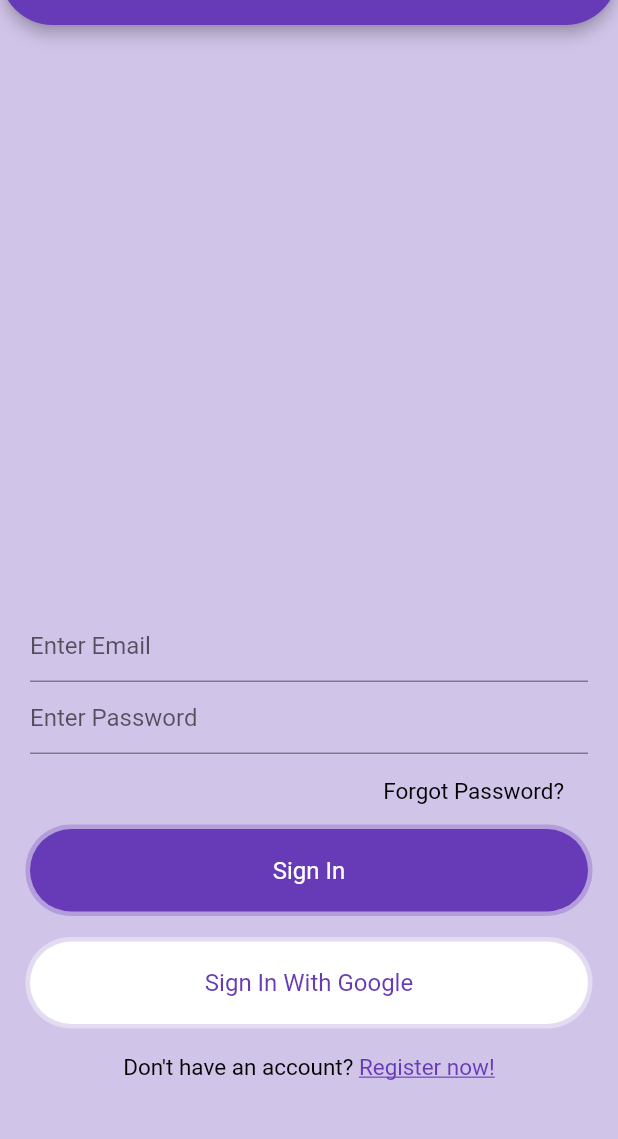
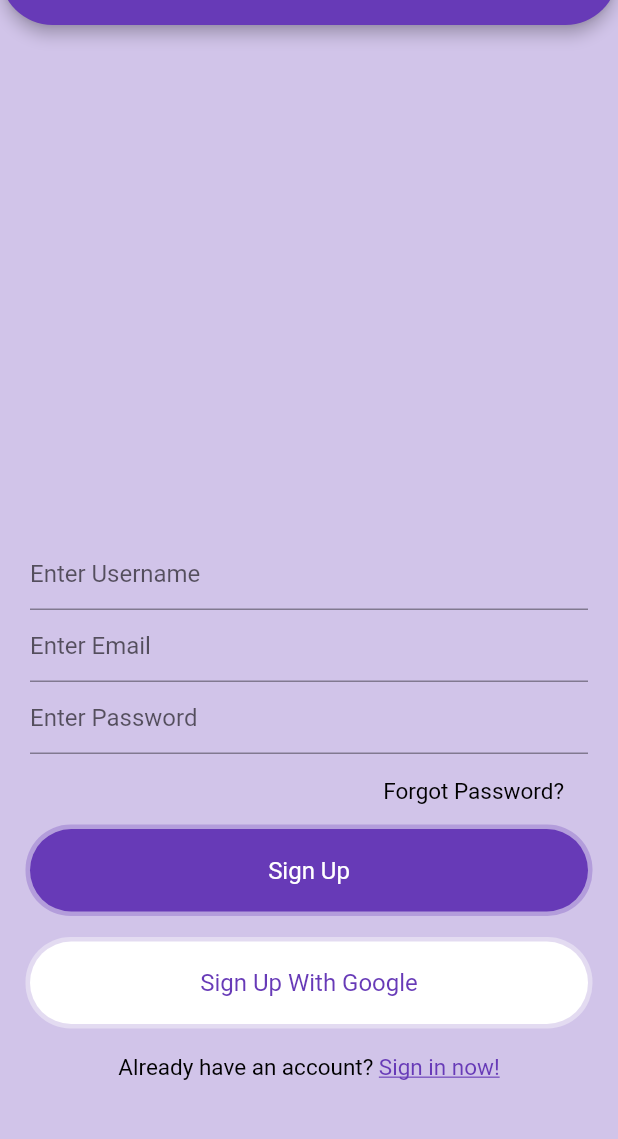
Before and after one commit to Harshil-V/chat-app, a Flutter app: the screen it shows after launch, on a phone screen of 412 x 824 dp, the part 59-1198 px from its top. Run offline on Flutter 3.47's test engine with Material 2 defaults, Android fonts, the phone set to English and light mode, and no system bars; our stand-ins replace firebase_auth; accounts and stored records are empty.

Commit message:
sign in and sign up pages are ready and app andriod is connected to firebase

```diff
--- /dev/null
+++ b/chat_app/lib/services/authentication.dart
@@ -0,0 +1,10 @@
+import 'package:firebase_auth/firebase_auth.dart';
+
+class AuthenicationMethods {
+
+  final FirebaseAuth _auth = FirebaseAuth.instance;
+
+
+
+} //AuthenicationMethods
+git
--- a/chat_app/lib/views/sign_in.dart
+++ b/chat_app/lib/views/sign_in.dart
@@ -7,6 +7,7 @@ class SignIn extends StatefulWidget {
 }
 
 class _SignInState extends State<SignIn> {
+
   @override
   Widget build(BuildContext context) {
     return Scaffold(
--- a/chat_app/lib/views/sign_up.dart
+++ b/chat_app/lib/views/sign_up.dart
@@ -7,11 +7,16 @@ class SignUp extends StatefulWidget {
 }
 
 class _SignUpState extends State<SignUp> {
+
+  TextEditingController userNameTextEditingController = new TextEditingController();
+  TextEditingController emailTextEditingController = new TextEditingController();
+  TextEditingController passwordTextEditingController = new TextEditingController();
+
   @override
   Widget build(BuildContext context) {
     return Scaffold(
       backgroundColor: Colors.deepPurple[100],
-       appBar:appBarMain(context),
+      appBar: appBarMain(context),
       body: SingleChildScrollView(
         child: Container(
           height: MediaQuery.of(context).size.height - 50,
@@ -20,72 +25,97 @@ class _SignUpState extends State<SignUp> {
             padding: EdgeInsets.symmetric(horizontal: 20),
             child: Column(
               mainAxisSize: MainAxisSize.min,
-           children:[
-           TextField(autocorrect: true,
+              children: [
+                TextField(
+                  controller: userNameTextEditingController,
+                  autocorrect: true,
+                  decoration: textFieldInputDecorations("Enter Username"),
+                ),
+                TextField(
+                  controller: emailTextEditingController,
+                  autocorrect: true,
                   decoration: textFieldInputDecorations("Enter Email"),
                 ),
-           TextField(autocorrect: true,
+                TextField(
+                  controller: passwordTextEditingController,
+                  autocorrect: true,
                   decoration: textFieldInputDecorations("Enter Password"),
                 ),
-           SizedBox(height: 8,),
+                SizedBox(
+                  height: 8,
+                ),
                 Container(
                   alignment: Alignment.centerRight,
                   child: Container(
                     padding: EdgeInsets.symmetric(horizontal: 16, vertical: 8),
-               child: Text("Forgot Password?", style: mediumTextStyle(),),
+                    child: Text(
+                      "Forgot Password?",
+                      style: mediumTextStyle(),
                     ),
                   ),
-           SizedBox(height: 8,),
+                ),
+                SizedBox(
+                  height: 8,
+                ),
                 Container(
                   alignment: Alignment.center,
                   width: MediaQuery.of(context).size.width,
                   padding: EdgeInsets.symmetric(vertical: 18),
                   decoration: BoxDecoration(
-               borderRadius:BorderRadius.circular(30),
+                    borderRadius: BorderRadius.circular(30),
                     color: Colors.deepPurple,
                     boxShadow: [
                       BoxShadow(color: Colors.deepPurple[200], spreadRadius: 3),
                     ],
                   ),
-             child: Text("Sign In", style: TextStyle(
-               color: Colors.white,
-               fontSize: 16
+                  child: Text(
+                    "Sign Up",
+                    style: TextStyle(color: Colors.white, fontSize: 16),
                   ),
                 ),
+                SizedBox(
+                  height: 20,
                 ),
-          SizedBox(height: 20,),
                 Container(
                   alignment: Alignment.center,
                   width: MediaQuery.of(context).size.width,
                   padding: EdgeInsets.symmetric(vertical: 18),
                   decoration: BoxDecoration(
-              borderRadius:BorderRadius.circular(30),
+                    borderRadius: BorderRadius.circular(30),
                     color: Colors.white,
                     boxShadow: [
                       BoxShadow(color: Colors.white38, spreadRadius: 3),
                     ],
                   ),
-            child: Text("Sign In With Google", style: TextStyle(
-              color: Colors.deepPurple,
-              fontSize: 16
+                  child: Text(
+                    "Sign Up With Google",
+                    style: TextStyle(color: Colors.deepPurple, fontSize: 16),
                   ),
                 ),
+                SizedBox(
+                  height: 20,
                 ),
-           SizedBox(height: 20,),
                 Row(
                   mainAxisAlignment: MainAxisAlignment.center,
                   children: [
-               Text("Don't have an account? ", style: mediumTextStyle(),),
-               Text("Register now!", style: TextStyle(
+                    Text(
+                      "Already have an account? ",
+                      style: mediumTextStyle(),
+                    ),
+                    Text(
+                      "Sign in now!",
+                      style: TextStyle(
                           color: Colors.deepPurple,
                           fontSize: 15,
-                 decoration: TextDecoration.underline
-               ),
+                          decoration: TextDecoration.underline),
                     )
                   ],
                 ),
-           SizedBox(height: 70,)
-         ],),
+                SizedBox(
+                  height: 70,
+                )
+              ],
+            ),
           ),
         ),
       ),
--- a/chat_app/pubspec.yaml
+++ b/chat_app/pubspec.yaml
@@ -28,6 +28,7 @@ dependencies:
   # The following adds the Cupertino Icons font to your application.
   # Use with the CupertinoIcons class for iOS style icons.
   cupertino_icons: ^0.1.3
+  firebase_auth: ^0.16.1
 
 dev_dependencies:
   flutter_test:
```
Also changed, not shown: chat_app/pubspec.lock, 3 other files. Lines whose indentation alone changed are shown as unchanged.
